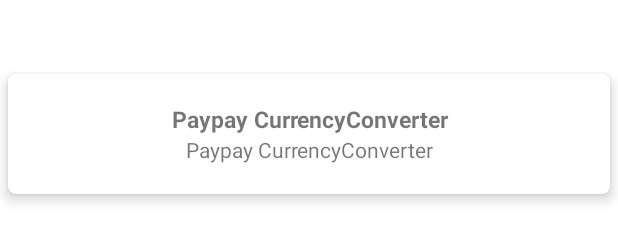
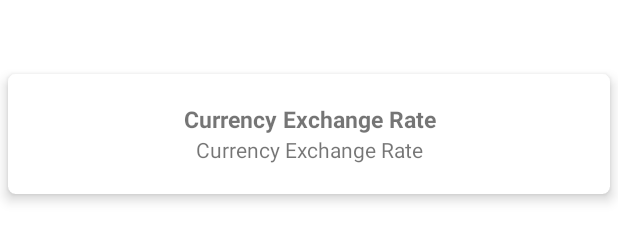
Before and after one commit to pavithapichai/Currency-Exchange-Converter, an Android app: the layout item_currency_exchange.xml on its own in the app's theme, with its tools: preview values and no code run, on a phone screen of 412 x 824 dp. Shown: the part 484-726 px from the top of the screen. Run offline under Robolectric (Android 15) with nearby library versions, the phone set to English and light mode, and no system bars.

Commit message:
changes in strings

```diff
--- a/app/src/main/res/values/strings.xml
+++ b/app/src/main/res/values/strings.xml
@@ -1,5 +1,5 @@
 <resources>
-    <string name="app_name">Paypay CurrencyConverter</string>
+    <string name="app_name"> Currency Exchange Rate</string>
 
     <string name="sign_up">Sign up</string>
     <string name="currency">Currency</string>
@@ -17,5 +17,5 @@
 
     <string name="title">All Currencies</string>
     <string name="converted_amount">Converted Amount</string>
-    <string name="enter_amount_here">Enter amount here...</string>
+    <string name="enter_amount_here">Enter amount here…</string>
 </resources>
--- a/app/src/main/res/values/styles.xml
+++ b/app/src/main/res/values/styles.xml
@@ -11,7 +11,7 @@
 
     <!-- Splash screen theme -->
     <style name="splashScreenTheme" parent="Theme.AppCompat.Light.NoActionBar">
-        <item name="android:windowBackground">@drawable/splash_screen</item>
+      <!--  <item name="android:windowBackground">@drawable/splash_screen</item>-->
     </style>
 
     <!-- Main Activity theme. -->
```
